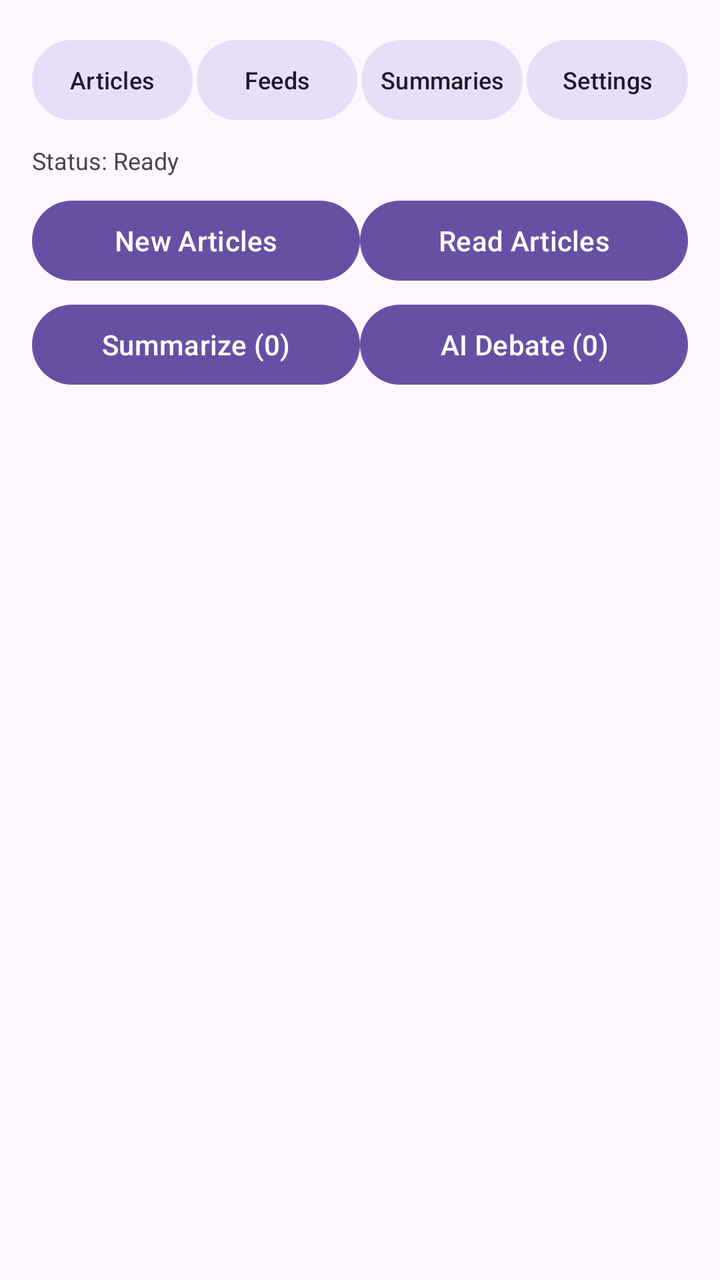
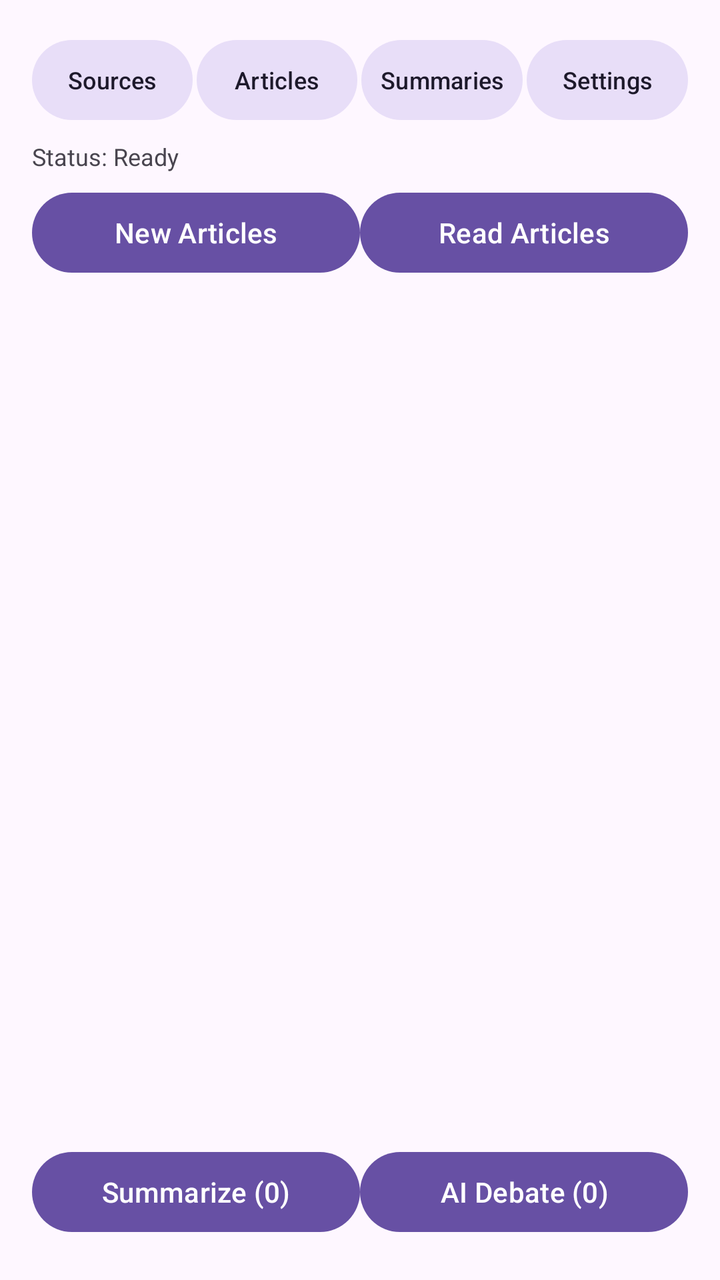

Screens rendered from an Android XML layout before and after an edit, with the pre-edit source and the edit as a unified diff.
<!-- AndroidManifest.xml: application theme Theme.Material3.DayNight.NoActionBar -->
<!-- res/layout/activity_main.xml -->
<?xml version="1.0" encoding="utf-8"?>
<LinearLayout xmlns:android="http://schemas.android.com/apk/res/android"
    android:layout_width="match_parent"
    android:layout_height="match_parent"
    android:orientation="vertical"
    android:padding="16dp">

    
    <LinearLayout
        android:layout_width="match_parent"
        android:layout_height="wrap_content"
        android:orientation="horizontal"
        android:weightSum="4">

        <com.google.android.material.button.MaterialButton
            android:id="@+id/navArticles"
            style="@style/Widget.Material3.Button.TonalButton"
            android:layout_width="0dp"
            android:layout_height="wrap_content"
            android:layout_weight="1"
            android:layout_marginEnd="2dp"
            android:paddingLeft="2dp"
            android:paddingRight="2dp"
            android:singleLine="true"
            android:text="Articles"
            android:textSize="12sp" />

        <com.google.android.material.button.MaterialButton
            android:id="@+id/navFeeds"
            style="@style/Widget.Material3.Button.TonalButton"
            android:layout_width="0dp"
            android:layout_height="wrap_content"
            android:layout_weight="1"
            android:layout_marginEnd="2dp"
            android:paddingLeft="2dp"
            android:paddingRight="2dp"
            android:singleLine="true"
            android:text="Feeds"
            android:textSize="12sp" />

        <com.google.android.material.button.MaterialButton
            android:id="@+id/navSummaries"
            style="@style/Widget.Material3.Button.TonalButton"
            android:layout_width="0dp"
            android:layout_height="wrap_content"
            android:layout_weight="1"
            android:layout_marginEnd="2dp"
            android:paddingLeft="2dp"
            android:paddingRight="2dp"
            android:singleLine="true"
            android:text="Summaries"
            android:textSize="12sp" />

        <com.google.android.material.button.MaterialButton
            android:id="@+id/navSettings"
            style="@style/Widget.Material3.Button.TonalButton"
            android:layout_width="0dp"
            android:layout_height="wrap_content"
            android:layout_weight="1"
            android:paddingLeft="2dp"
            android:paddingRight="2dp"
            android:singleLine="true"
            android:text="Settings"
            android:textSize="12sp" />
    </LinearLayout>

    <TextView
        android:id="@+id/statusText"
        android:layout_width="match_parent"
        android:layout_height="wrap_content"
        android:paddingTop="8dp"
        android:paddingBottom="8dp"
        android:text="Status: Ready"
        android:textSize="12sp" />

    
    <FrameLayout
        android:layout_width="match_parent"
        android:layout_height="0dp"
        android:layout_weight="1">

        
        <LinearLayout
            android:id="@+id/viewArticles"
            android:layout_width="match_parent"
            android:layout_height="match_parent"
            android:orientation="vertical">

            <LinearLayout
                android:layout_width="match_parent"
                android:layout_height="wrap_content"
                android:orientation="horizontal">

                <Button
                    android:id="@+id/btnTabNew"
                    android:layout_width="0dp"
                    android:layout_height="wrap_content"
                    android:layout_weight="1"
                    android:text="New Articles" />

                <Button
                    android:id="@+id/btnTabRead"
                    android:layout_width="0dp"
                    android:layout_height="wrap_content"
                    android:layout_weight="1"
                    android:text="Read Articles" />
            </LinearLayout>

            
            <LinearLayout
                android:id="@+id/layoutAiBar"
                android:layout_width="match_parent"
                android:layout_height="wrap_content"
                android:orientation="horizontal"
                android:paddingTop="4dp"
                android:paddingBottom="4dp">

                <Button
                    android:id="@+id/btnSelectAllArticles"
                    android:layout_width="wrap_content"
                    android:layout_height="wrap_content"
                    android:text="Select All"
                    android:visibility="gone" />

                <Button
                    android:id="@+id/btnSummarizeSelected"
                    android:layout_width="0dp"
                    android:layout_height="wrap_content"
                    android:layout_weight="1"
                    android:text="Summarize (0)" />

                <Button
                    android:id="@+id/btnDebateSelected"
                    android:layout_width="0dp"
                    android:layout_height="wrap_content"
                    android:layout_weight="1"
                    android:text="AI Debate (0)" />
            </LinearLayout>

            <androidx.recyclerview.widget.RecyclerView
                android:id="@+id/recyclerArticles"
                android:layout_width="match_parent"
                android:layout_height="match_parent" />
        </LinearLayout>

        
        <LinearLayout
            android:id="@+id/viewFeeds"
            android:layout_width="match_parent"
            android:layout_height="match_parent"
            android:orientation="vertical"
            android:visibility="gone">

            <LinearLayout
                android:layout_width="match_parent"
                android:layout_height="wrap_content"
                android:orientation="horizontal">

                <EditText
                    android:id="@+id/inputFeedUrl"
                    android:layout_width="0dp"
                    android:layout_height="wrap_content"
                    android:layout_weight="1"
                    android:hint="Enter RSS Feed URL"
                    android:inputType="textUri" />

                <Button
                    android:id="@+id/btnAddFeed"
                    android:layout_width="wrap_content"
                    android:layout_height="wrap_content"
                    android:text="Add Feed" />
            </LinearLayout>

            <Button
                android:id="@+id/btnDiscoverFeeds"
                android:layout_width="match_parent"
                android:layout_height="wrap_content"
                android:text="Discover Feeds by Country" />

            <ListView
                android:id="@+id/listFeeds"
                android:layout_width="match_parent"
                android:layout_height="match_parent" />
        </LinearLayout>

        
        <LinearLayout
            android:id="@+id/viewReader"
            android:layout_width="match_parent"
            android:layout_height="match_parent"
            android:orientation="vertical"
            android:visibility="gone">

            <Button
                android:id="@+id/btnBackToArticles"
                android:layout_width="wrap_content"
                android:layout_height="wrap_content"
                android:text="Back to Articles" />

            <TextView
                android:id="@+id/readerTitle"
                android:layout_width="match_parent"
                android:layout_height="wrap_content"
                android:paddingTop="8dp"
                android:paddingBottom="8dp"
                android:textSize="18sp"
                android:textStyle="bold" />

            
            <LinearLayout
                android:id="@+id/readerMediaControls"
                android:layout_width="match_parent"
                android:layout_height="wrap_content"
                android:orientation="horizontal"
                android:gravity="center">

                <Button
                    android:id="@+id/btnReaderRewind"
                    android:layout_width="wrap_content"
                    android:layout_height="wrap_content"
                    android:text="&lt;&lt;" />

                <Button
                    android:id="@+id/btnReaderPlayPause"
                    android:layout_width="wrap_content"
                    android:layout_height="wrap_content"
                    android:text="Play / Pause" />

                <Button
                    android:id="@+id/btnReaderFastForward"
                    android:layout_width="wrap_content"
                    android:layout_height="wrap_content"
                    android:text="&gt;&gt;" />

                <Button
                    android:id="@+id/btnReaderStop"
                    android:layout_width="wrap_content"
                    android:layout_height="wrap_content"
                    android:text="Stop" />
            </LinearLayout>

            <ScrollView
                android:layout_width="match_parent"
                android:layout_height="match_parent">

                <TextView
                    android:id="@+id/readerContent"
                    android:layout_width="match_parent"
                    android:layout_height="wrap_content"
                    android:lineSpacingExtra="4dp"
                    android:textSize="15sp" />
            </ScrollView>
        </LinearLayout>

        
        <LinearLayout
            android:id="@+id/viewSummaries"
            android:layout_width="match_parent"
            android:layout_height="match_parent"
            android:orientation="vertical"
            android:visibility="gone">

            <ListView
                android:id="@+id/listSummaries"
                android:layout_width="match_parent"
                android:layout_height="match_parent" />

            <ScrollView
                android:id="@+id/scrollSummaryDetail"
                android:layout_width="match_parent"
                android:layout_height="match_parent"
                android:visibility="gone">

                <LinearLayout
                    android:layout_width="match_parent"
                    android:layout_height="wrap_content"
                    android:orientation="vertical">

                    <Button
                        android:id="@+id/btnBackToSummariesList"
                        android:layout_width="wrap_content"
                        android:layout_height="wrap_content"
                        android:text="Back to History" />

                    <TextView
                        android:id="@+id/summaryHeaderTitle"
                        android:layout_width="match_parent"
                        android:layout_height="wrap_content"
                        android:paddingTop="8dp"
                        android:paddingBottom="8dp"
                        android:textSize="18sp"
                        android:textStyle="bold" />

                    
                    <LinearLayout
                        android:id="@+id/summaryMediaControls"
                        android:layout_width="match_parent"
                        android:layout_height="wrap_content"
                        android:orientation="horizontal"
                        android:gravity="center">

                        <Button
                            android:id="@+id/btnSummaryRewind"
                            android:layout_width="wrap_content"
                            android:layout_height="wrap_content"
                            android:text="&lt;&lt;" />

                        <Button
                            android:id="@+id/btnSummaryPlayPause"
                            android:layout_width="wrap_content"
                            android:layout_height="wrap_content"
                            android:text="Play / Pause" />

                        <Button
                            android:id="@+id/btnSummaryFastForward"
                            android:layout_width="wrap_content"
                            android:layout_height="wrap_content"
                            android:text="&gt;&gt;" />

                        <Button
                            android:id="@+id/btnSummaryStop"
                            android:layout_width="wrap_content"
                            android:layout_height="wrap_content"
                            android:text="Stop" />
                    </LinearLayout>

                    <ProgressBar
                        android:id="@+id/summaryProgressBar"
                        android:layout_width="wrap_content"
                        android:layout_height="wrap_content"
                        android:layout_gravity="center"
                        android:visibility="gone" />

                    <TextView
                        android:id="@+id/textSummaryOutput"
                        android:layout_width="match_parent"
                        android:layout_height="wrap_content"
                        android:lineSpacingExtra="4dp"
                        android:textSize="15sp" />
                </LinearLayout>
            </ScrollView>
        </LinearLayout>

        
        <ScrollView
            android:id="@+id/viewSettings"
            android:layout_width="match_parent"
            android:layout_height="match_parent"
            android:visibility="gone">

            <LinearLayout
                android:layout_width="match_parent"
                android:layout_height="wrap_content"
                android:orientation="vertical">

                <TextView
                    android:layout_width="wrap_content"
                    android:layout_height="wrap_content"
                    android:text="Gemini API Key:"
                    android:textStyle="bold" />

                <EditText
                    android:id="@+id/inputApiKey"
                    android:layout_width="match_parent"
                    android:layout_height="wrap_content"
                    android:hint="Paste your Gemini API key"
                    android:inputType="textPassword" />

                <Switch
                    android:id="@+id/switchAi"
                    android:layout_width="match_parent"
                    android:layout_height="wrap_content"
                    android:paddingTop="8dp"
                    android:text="Enable AI Features &amp; Selection" />

                <Switch
                    android:id="@+id/switchAutoMarkRead"
                    android:layout_width="match_parent"
                    android:layout_height="wrap_content"
                    android:paddingTop="8dp"
                    android:text="Auto-mark articles as read on click" />

                <TextView
                    android:layout_width="wrap_content"
                    android:layout_height="wrap_content"
                    android:paddingTop="12dp"
                    android:text="Target AI &amp; TTS Language:"
                    android:textStyle="bold" />

                <Spinner
                    android:id="@+id/spinnerLanguage"
                    android:layout_width="match_parent"
                    android:layout_height="wrap_content" />

                <TextView
                    android:layout_width="wrap_content"
                    android:layout_height="wrap_content"
                    android:paddingTop="12dp"
                    android:text="Text-to-Speech Voice Engine:"
                    android:textStyle="bold" />

                <Spinner
                    android:id="@+id/spinnerTtsVoice"
                    android:layout_width="match_parent"
                    android:layout_height="wrap_content" />

                <TextView
                    android:layout_width="wrap_content"
                    android:layout_height="wrap_content"
                    android:paddingTop="12dp"
                    android:text="Read Article Retention Policy:"
                    android:textStyle="bold" />

                <Spinner
                    android:id="@+id/spinnerRetention"
                    android:layout_width="match_parent"
                    android:layout_height="wrap_content" />

                <TextView
                    android:layout_width="wrap_content"
                    android:layout_height="wrap_content"
                    android:paddingTop="12dp"
                    android:text="Summary Depth/Length:"
                    android:textStyle="bold" />

                <Spinner
                    android:id="@+id/spinnerDepth"
                    android:layout_width="match_parent"
                    android:layout_height="wrap_content" />

                <TextView
                    android:layout_width="wrap_content"
                    android:layout_height="wrap_content"
                    android:paddingTop="12dp"
                    android:text="AI Debate Angle / Tone:"
                    android:textStyle="bold" />

                <Spinner
                    android:id="@+id/spinnerDebateTone"
                    android:layout_width="match_parent"
                    android:layout_height="wrap_content" />

                <Button
                    android:id="@+id/btnSaveApiKey"
                    android:layout_width="match_parent"
                    android:layout_height="wrap_content"
                    android:layout_marginTop="16dp"
                    android:text="Save Settings" />
            </LinearLayout>
        </ScrollView>
    </FrameLayout>
</LinearLayout>
<!-- resources referenced by this layout -->
<resources>

</resources>

<!-- the commit's change to res/layout/activity_main.xml (unified diff, before → after) -->
@@ -1,16 +1,30 @@
 <?xml version="1.0" encoding="utf-8"?>
-<LinearLayout xmlns:android="http://schemas.android.com/apk/res/android"
+<RelativeLayout xmlns:android="http://schemas.android.com/apk/res/android"
     android:layout_width="match_parent"
     android:layout_height="match_parent"
-    android:orientation="vertical"
     android:padding="16dp">
 
     
     <LinearLayout
+        android:id="@+id/topNavBar"
         android:layout_width="match_parent"
         android:layout_height="wrap_content"
+        android:layout_alignParentTop="true"
         android:orientation="horizontal"
         android:weightSum="4">
+
+        <com.google.android.material.button.MaterialButton
+            android:id="@+id/navFeeds"
+            style="@style/Widget.Material3.Button.TonalButton"
+            android:layout_width="0dp"
+            android:layout_height="wrap_content"
+            android:layout_weight="1"
+            android:layout_marginEnd="2dp"
+            android:paddingLeft="2dp"
+            android:paddingRight="2dp"
+            android:singleLine="true"
+            android:text="Sources"
+            android:textSize="12sp" />
 
         <com.google.android.material.button.MaterialButton
             android:id="@+id/navArticles"
@@ -26,19 +40,6 @@
             android:textSize="12sp" />
 
         <com.google.android.material.button.MaterialButton
-            android:id="@+id/navFeeds"
-            style="@style/Widget.Material3.Button.TonalButton"
-            android:layout_width="0dp"
-            android:layout_height="wrap_content"
-            android:layout_weight="1"
-            android:layout_marginEnd="2dp"
-            android:paddingLeft="2dp"
-            android:paddingRight="2dp"
-            android:singleLine="true"
-            android:text="Feeds"
-            android:textSize="12sp" />
-
-        <com.google.android.material.button.MaterialButton
             android:id="@+id/navSummaries"
             style="@style/Widget.Material3.Button.TonalButton"
             android:layout_width="0dp"
@@ -68,16 +69,50 @@
         android:id="@+id/statusText"
         android:layout_width="match_parent"
         android:layout_height="wrap_content"
-        android:paddingTop="8dp"
-        android:paddingBottom="8dp"
+        android:layout_below="@id/topNavBar"
+        android:paddingTop="6dp"
+        android:paddingBottom="6dp"
         android:text="Status: Ready"
         android:textSize="12sp" />
+
+    
+    <LinearLayout
+        android:id="@+id/layoutAiBar"
+        android:layout_width="match_parent"
+        android:layout_height="wrap_content"
+        android:layout_alignParentBottom="true"
+        android:orientation="horizontal"
+        android:paddingTop="4dp"
+        android:paddingBottom="4dp">
+
+        <Button
+            android:id="@+id/btnSelectAllArticles"
+            android:layout_width="wrap_content"
+            android:layout_height="wrap_content"
+            android:text="Select All"
+            android:visibility="gone" />
+
+        <Button
+            android:id="@+id/btnSummarizeSelected"
+            android:layout_width="0dp"
+            android:layout_height="wrap_content"
+            android:layout_weight="1"
+            android:text="Summarize (0)" />
+
+        <Button
+            android:id="@+id/btnDebateSelected"
+            android:layout_width="0dp"
+            android:layout_height="wrap_content"
+            android:layout_weight="1"
+            android:text="AI Debate (0)" />
+    </LinearLayout>
 
     
     <FrameLayout
         android:layout_width="match_parent"
-        android:layout_height="0dp"
-        android:layout_weight="1">
+        android:layout_height="match_parent"
+        android:layout_above="@id/layoutAiBar"
+        android:layout_below="@id/statusText">
 
         
         <LinearLayout
@@ -104,37 +139,6 @@
                     android:layout_height="wrap_content"
                     android:layout_weight="1"
                     android:text="Read Articles" />
-            </LinearLayout>
-
-            
-            <LinearLayout
-                android:id="@+id/layoutAiBar"
-                android:layout_width="match_parent"
-                android:layout_height="wrap_content"
-                android:orientation="horizontal"
-                android:paddingTop="4dp"
-                android:paddingBottom="4dp">
-
-                <Button
-                    android:id="@+id/btnSelectAllArticles"
-                    android:layout_width="wrap_content"
-                    android:layout_height="wrap_content"
-                    android:text="Select All"
-                    android:visibility="gone" />
-
-                <Button
-                    android:id="@+id/btnSummarizeSelected"
-                    android:layout_width="0dp"
-                    android:layout_height="wrap_content"
-                    android:layout_weight="1"
-                    android:text="Summarize (0)" />
-
-                <Button
-                    android:id="@+id/btnDebateSelected"
-                    android:layout_width="0dp"
-                    android:layout_height="wrap_content"
-                    android:layout_weight="1"
-                    android:text="AI Debate (0)" />
             </LinearLayout>
 
             <androidx.recyclerview.widget.RecyclerView
@@ -168,14 +172,14 @@
                     android:id="@+id/btnAddFeed"
                     android:layout_width="wrap_content"
                     android:layout_height="wrap_content"
-                    android:text="Add Feed" />
+                    android:text="Add Source" />
             </LinearLayout>
 
             <Button
                 android:id="@+id/btnDiscoverFeeds"
                 android:layout_width="match_parent"
                 android:layout_height="wrap_content"
-                android:text="Discover Feeds by Country" />
+                android:text="Discover Sources by Country" />
 
             <ListView
                 android:id="@+id/listFeeds"
@@ -206,13 +210,12 @@
                 android:textSize="18sp"
                 android:textStyle="bold" />
 
-            
             <LinearLayout
                 android:id="@+id/readerMediaControls"
                 android:layout_width="match_parent"
                 android:layout_height="wrap_content"
-                android:orientation="horizontal"
-                android:gravity="center">
+                android:gravity="center"
+                android:orientation="horizontal">
 
                 <Button
                     android:id="@+id/btnReaderRewind"
@@ -291,13 +294,12 @@
                         android:textSize="18sp"
                         android:textStyle="bold" />
 
-                    
                     <LinearLayout
                         android:id="@+id/summaryMediaControls"
                         android:layout_width="match_parent"
                         android:layout_height="wrap_content"
-                        android:orientation="horizontal"
-                        android:gravity="center">
+                        android:gravity="center"
+                        android:orientation="horizontal">
 
                         <Button
                             android:id="@+id/btnSummaryRewind"
@@ -356,14 +358,14 @@
                 <TextView
                     android:layout_width="wrap_content"
                     android:layout_height="wrap_content"
-                    android:text="Gemini API Key:"
+                    android:text="OpenRouter API Key:"
                     android:textStyle="bold" />
 
                 <EditText
                     android:id="@+id/inputApiKey"
                     android:layout_width="match_parent"
                     android:layout_height="wrap_content"
-                    android:hint="Paste your Gemini API key"
+                    android:hint="Paste your OpenRouter API key"
                     android:inputType="textPassword" />
 
                 <Switch
@@ -449,4 +451,4 @@
             </LinearLayout>
         </ScrollView>
     </FrameLayout>
-</LinearLayout>
+</RelativeLayout>
